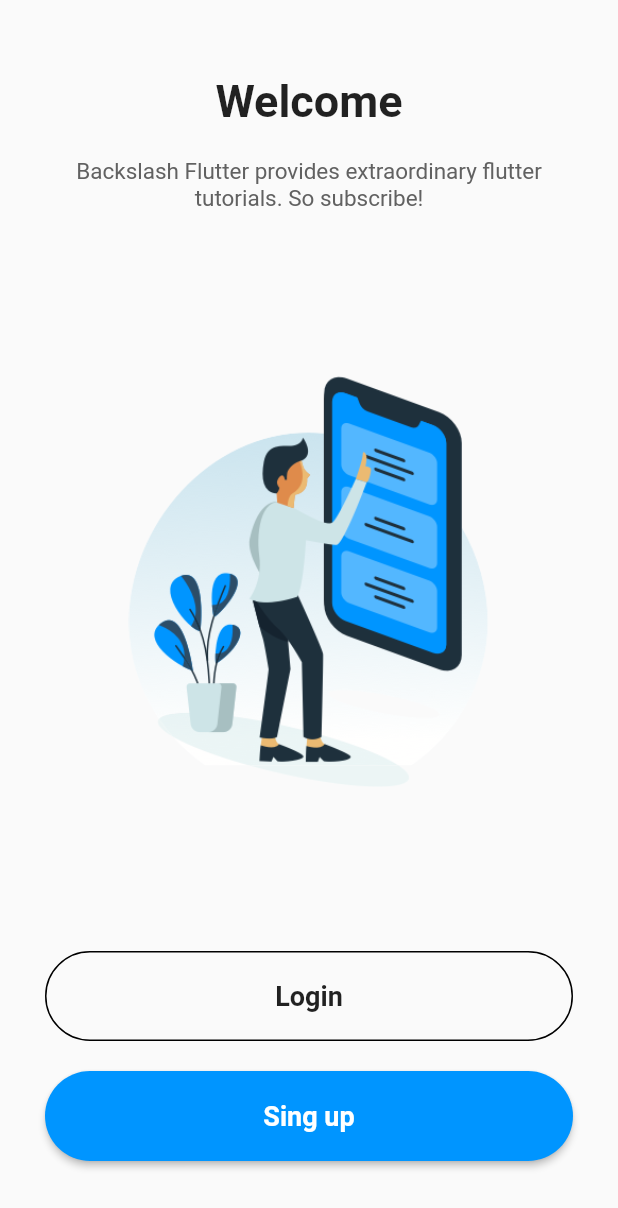
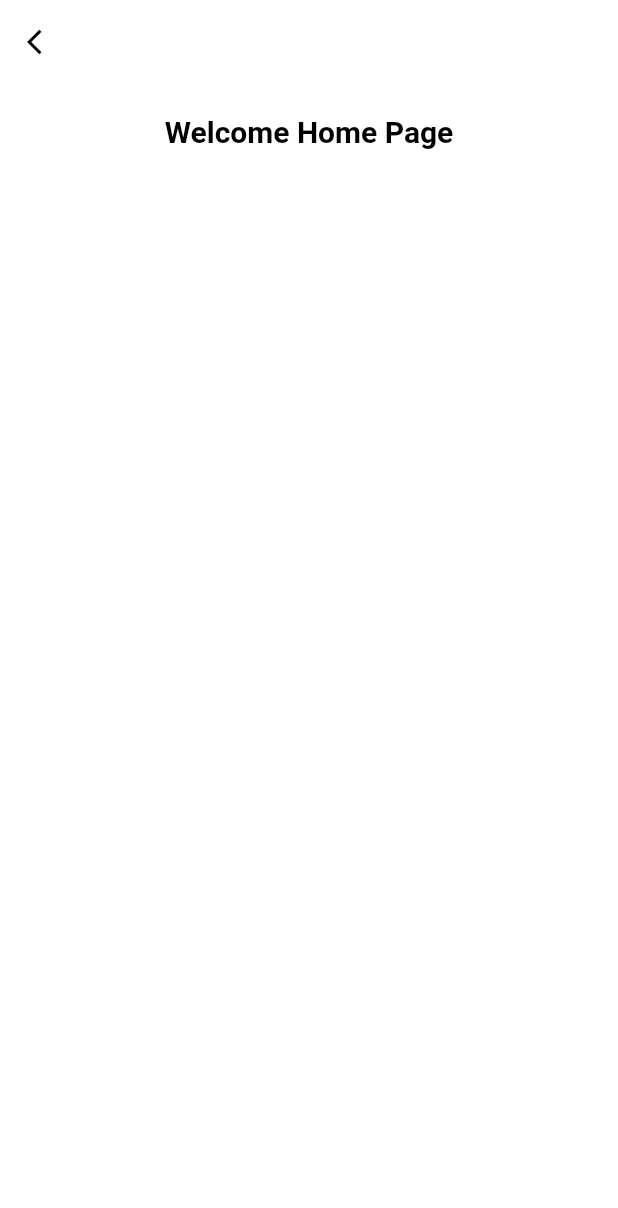
Before and after one commit to elchinabraham/login_example_flutter, a Flutter app: the HomePage screen opened directly, on a phone screen of 412 x 824 dp. Shown: the top 1208 px of the screen. Run offline on Flutter 3.47's test engine with Material 2 defaults, Android fonts, the phone set to English and light mode, and no system bars.

Commit message:
Second Commit

```diff
--- /dev/null
+++ b/lib/home.dart
@@ -0,0 +1,45 @@
+// ignore_for_file: prefer_const_constructors, use_key_in_widget_constructors
+
+import 'package:flutter/cupertino.dart';
+import 'package:flutter/material.dart';
+
+class HomePage extends StatelessWidget {
+  @override
+  Widget build(BuildContext context) {
+    return Scaffold(
+      resizeToAvoidBottomInset: true,
+      backgroundColor: Colors.white,
+      appBar: AppBar(
+        elevation: 0,
+        brightness: Brightness.light,
+        backgroundColor: Colors.white,
+        leading: IconButton(
+          onPressed: () {
+            Navigator.pop(context);
+          },
+          icon: Icon(
+            Icons.arrow_back_ios,
+            size: 20,
+            color: Colors.black,
+          ),
+        ),
+      ),
+      body: Column(
+        children: <Widget>[
+          Container(
+            alignment: Alignment.center,
+            padding: EdgeInsets.symmetric(horizontal: 10, vertical: 20),
+            child: Text(
+              "Welcome Home Page",
+              style: TextStyle(
+                fontSize: 20,
+                fontWeight: FontWeight.bold,
+                color: Colors.black,
+              ),
+            ),
+          ),
+        ],
+      ),
+    );
+  }
+}
--- a/lib/main.dart
+++ b/lib/main.dart
@@ -7,11 +7,11 @@ import 'package:login_page/singup.dart';
 void main() {
   runApp(MaterialApp(
     debugShowCheckedModeBanner: false,
-    home: HomePage(),
+    home: MainPage(),
   ));
 }
 
-class HomePage extends StatelessWidget {
+class MainPage extends StatelessWidget {
   @override
   Widget build(BuildContext context) {
     return Scaffold(
@@ -95,7 +95,7 @@ class HomePage extends StatelessWidget {
                       borderRadius: BorderRadius.circular(50),
                     ),
                     child: Text(
-                      'Sing up',
+                      'Sign up',
                       style: TextStyle(
                         color: Colors.white,
                         fontWeight: FontWeight.w600,
--- a/lib/singup.dart
+++ b/lib/singup.dart
@@ -35,7 +35,7 @@ class SingUpPage extends StatelessWidget {
               Column(
                 children: <Widget>[
                   Text(
-                    'Sing up',
+                    'Sign up',
                     style: TextStyle(
                       fontSize: 30,
                       fontWeight: FontWeight.bold,
@@ -86,7 +86,7 @@ class SingUpPage extends StatelessWidget {
                     borderRadius: BorderRadius.circular(50),
                   ),
                   child: Text(
-                    'Sing up',
+                    'Sign up',
                     style: TextStyle(
                       fontWeight: FontWeight.w600,
                       fontSize: 18,
```
Also changed, not shown: lib/login.dart (+50 -6 lines).
